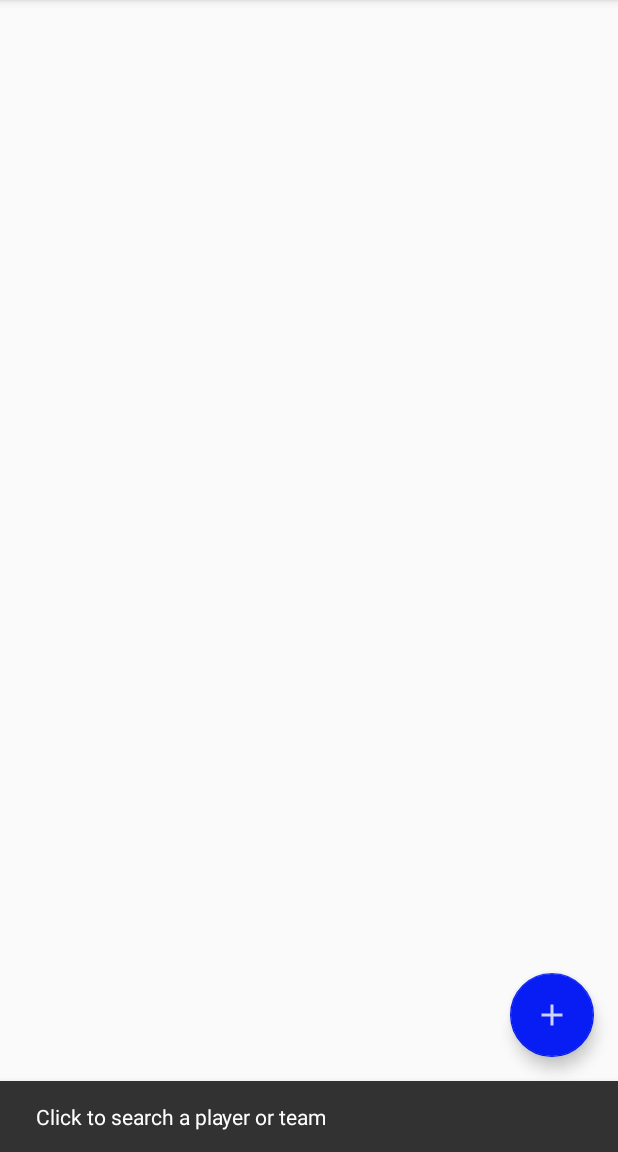
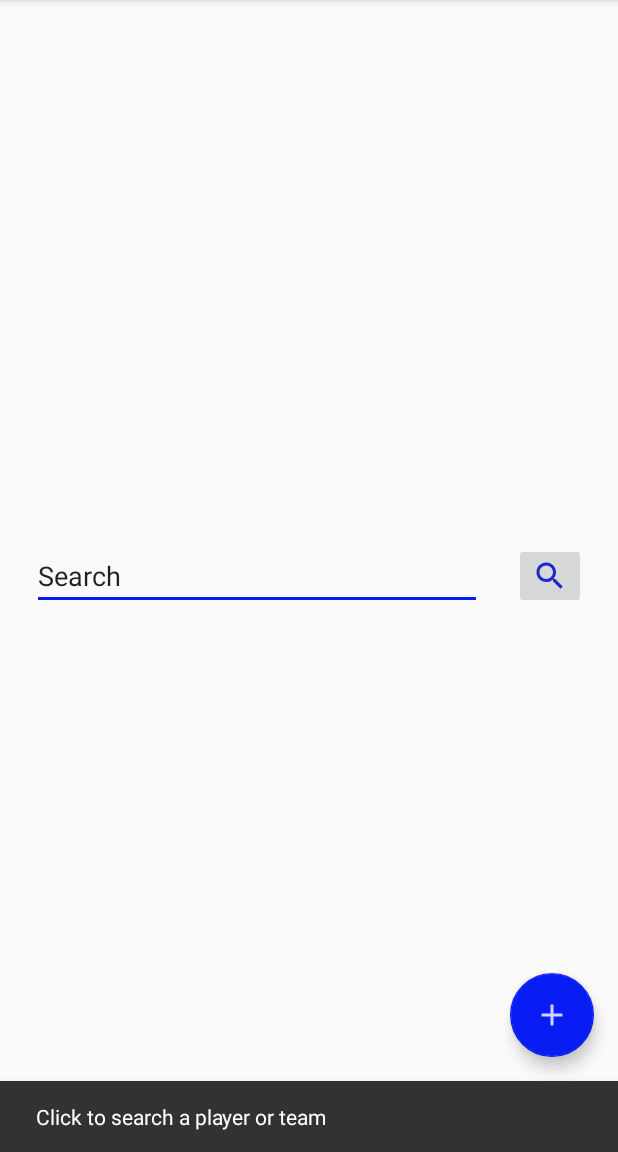
Before and after one commit to NewbieCoder10/fantasy-football-stats, an Android app: the MainActivity screen opened directly, with no data from a screen before it, after a tap on an icon or button, on a phone screen of 412 x 824 dp, the part 84-1236 px from its top. Run offline under Robolectric (Android 15) with nearby library versions, the phone set to English and light mode, and no system bars.

Commit message:
Implemented main fragment and added search bar and search button.

```diff
--- a/app/src/main/java/com/khasianowebb/fantasyfootballstats/controller/MainActivity.java
+++ b/app/src/main/java/com/khasianowebb/fantasyfootballstats/controller/MainActivity.java
@@ -5,6 +5,8 @@ import android.os.Bundle;
 import android.view.Menu;
 import android.view.MenuItem;
 import androidx.annotation.NonNull;
+import androidx.fragment.app.Fragment;
+import androidx.fragment.app.FragmentManager;
 import androidx.lifecycle.ViewModel;
 import androidx.lifecycle.ViewModelProviders;
 import com.google.android.material.floatingactionbutton.FloatingActionButton;
@@ -36,6 +38,10 @@ public class MainActivity extends AppCompatActivity {
             .setAction("Action", null).show();
       }
     });
+
+    FragmentManager fragmentManager = getSupportFragmentManager();
+    MainFragment mainFragment = new MainFragment();
+    fragmentManager.beginTransaction().add(R.id.fragment_container, mainFragment).commit();
   }
 
   public boolean onCreateOptionsMenu(Menu menu) {
--- a/app/src/main/java/com/khasianowebb/fantasyfootballstats/controller/MainFragment.java
+++ b/app/src/main/java/com/khasianowebb/fantasyfootballstats/controller/MainFragment.java
@@ -1,7 +1,40 @@
 package com.khasianowebb.fantasyfootballstats.controller;
 
+import android.os.Bundle;
+import android.view.LayoutInflater;
+import android.view.View;
+import android.view.View.OnClickListener;
+import android.view.ViewGroup;
+import android.widget.Button;
+import android.widget.EditText;
+import android.widget.ImageButton;
+import android.widget.Toast;
+import androidx.annotation.NonNull;
+import androidx.annotation.Nullable;
 import androidx.fragment.app.Fragment;
+import com.khasianowebb.fantasyfootballstats.R;
 
 public class MainFragment extends Fragment {
 
+
+  ImageButton searchButton;
+  EditText searchBar;
+
+
+  @Nullable
+  @Override
+  public View onCreateView(@NonNull LayoutInflater inflater, @Nullable ViewGroup container,
+      @Nullable Bundle savedInstanceState) {
+    View view = inflater.inflate(R.layout.fragment_main, container, false);
+    searchButton = view.findViewById(R.id.search_button);
+    searchBar = view.findViewById(R.id.search_bar);
+    searchButton.setOnClickListener(new OnClickListener() {
+      @Override
+      public void onClick(View view) {
+        Toast.makeText(getActivity(), searchBar.getText(), Toast.LENGTH_LONG).show();
+      }
+    });
+    return view;
+
+  }
 }
--- /dev/null
+++ b/app/src/main/res/drawable/ic_search.xml
@@ -0,0 +1,5 @@
+<vector android:alpha="0.9" android:height="24dp" android:tint="#0A13D0"
+    android:viewportHeight="24.0" android:viewportWidth="24.0"
+    android:width="24dp" xmlns:android="http://schemas.android.com/apk/res/android">
+    <path android:fillColor="#FF000000" android:pathData="M15.5,14h-0.79l-0.28,-0.27C15.41,12.59 16,11.11 16,9.5 16,5.91 13.09,3 9.5,3S3,5.91 3,9.5 5.91,16 9.5,16c1.61,0 3.09,-0.59 4.23,-1.57l0.27,0.28v0.79l5,4.99L20.49,19l-4.99,-5zM9.5,14C7.01,14 5,11.99 5,9.5S7.01,5 9.5,5 14,7.01 14,9.5 11.99,14 9.5,14z"/>
+</vector>
--- a/app/src/main/res/layout/activity_main.xml
+++ b/app/src/main/res/layout/activity_main.xml
@@ -11,18 +11,6 @@
     android:layout_width="match_parent"
     android:layout_height="wrap_content"
     android:theme="@style/AppTheme.AppBarOverlay">
-
-
-
-
-
-
-
-
-
-
-
-
 
 <!--    <androidx.appcompat.widget.Toolbar-->
 <!--      android:id="@+id/toolbar"-->
@@ -41,6 +29,6 @@
     android:layout_gravity="bottom|end"
     app:srcCompat="@drawable/ic_add_box"/>
 
-  <include layout="@layout/content_main2"/>
+  <include layout="@layout/content_main"/>
 
 </androidx.coordinatorlayout.widget.CoordinatorLayout>
--- a/app/src/main/res/layout/content_main.xml
+++ b/app/src/main/res/layout/content_main.xml
@@ -3,6 +3,7 @@
   xmlns:android="http://schemas.android.com/apk/res/android"
   xmlns:app="http://schemas.android.com/apk/res-auto"
   xmlns:tools="http://schemas.android.com/tools"
+  android:id="@+id/fragment_container"
   android:layout_width="match_parent"
   android:layout_height="match_parent"
   app:layout_behavior="@string/appbar_scrolling_view_behavior"
--- a/app/src/main/res/layout/fragment_main.xml
+++ b/app/src/main/res/layout/fragment_main.xml
@@ -1,7 +1,34 @@
 <?xml version="1.0" encoding="utf-8"?>
-<LinearLayout xmlns:android="http://schemas.android.com/apk/res/android"
-  android:orientation="vertical"
+<androidx.constraintlayout.widget.ConstraintLayout
+  xmlns:android="http://schemas.android.com/apk/res/android"
+  xmlns:app="http://schemas.android.com/apk/res-auto"
+  android:id="@+id/fragment_main"
   android:layout_width="match_parent"
-  android:layout_height="match_parent">
+  android:layout_height="match_parent"
+  app:layout_behavior="@string/appbar_scrolling_view_behavior">
 
-</LinearLayout>
+  <androidx.appcompat.widget.AppCompatEditText
+    android:id="@+id/search_bar"
+    android:layout_width="300dp"
+    android:layout_height="wrap_content"
+    android:text="Search"
+    app:layout_constraintBottom_toBottomOf="parent"
+    app:layout_constraintLeft_toLeftOf="parent"
+    app:layout_constraintRight_toLeftOf="@id/search_button"
+    app:layout_constraintTop_toTopOf="parent"/>
+
+
+  <ImageButton
+    android:layout_width="wrap_content"
+    android:layout_height="wrap_content"
+    android:id="@+id/search_button"
+    android:src="@drawable/ic_search"
+    app:layout_constraintTop_toTopOf="parent"
+    app:layout_constraintLeft_toRightOf="@id/search_bar"
+    app:layout_constraintRight_toRightOf="parent"
+    app:layout_constraintBottom_toBottomOf="parent">
+
+  </ImageButton>
+
+
+</androidx.constraintlayout.widget.ConstraintLayout>
```
